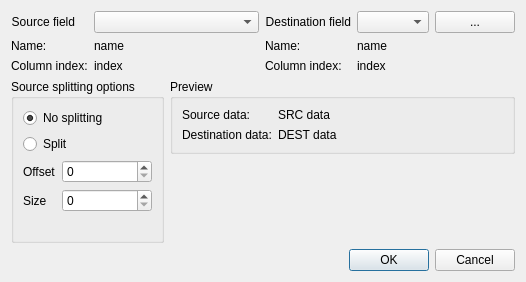
First picture: the form in src/mdtutilsgui/mdtFieldMapItemDialog.ui, repository scandyna/multidiagtools, before the edit.
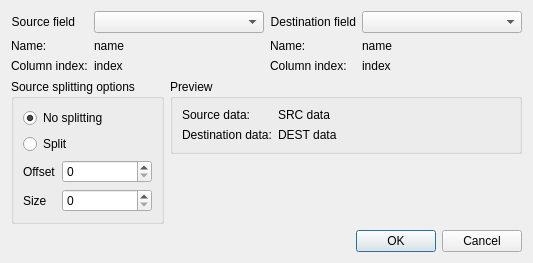
Second picture: the form after the edit.

Commit message: Working on field map

```diff
--- a/src/mdtutilsgui/mdtFieldMapItemDialog.ui
+++ b/src/mdtutilsgui/mdtFieldMapItemDialog.ui
@@ -6,8 +6,8 @@
    <rect>
     <x>0</x>
     <y>0</y>
-    <width>526</width>
-    <height>282</height>
+    <width>533</width>
+    <height>261</height>
    </rect>
   </property>
   <property name="windowTitle">
@@ -15,7 +15,7 @@
   </property>
   <layout class="QVBoxLayout" name="verticalLayout_3">
    <item>
-    <layout class="QHBoxLayout" name="horizontalLayout_3">
+    <layout class="QHBoxLayout" name="horizontalLayout">
      <item>
       <layout class="QFormLayout" name="formLayout_3">
        <item row="0" column="0">
@@ -74,18 +74,7 @@
         </widget>
        </item>
        <item row="0" column="1">
-        <layout class="QHBoxLayout" name="horizontalLayout">
-         <item>
-          <widget class="QComboBox" name="cbDestinationField"/>
-         </item>
-         <item>
-          <widget class="QPushButton" name="pbEditDestinationFieldList">
-           <property name="text">
-            <string>...</string>
-           </property>
-          </widget>
-         </item>
-        </layout>
+        <widget class="QComboBox" name="cbDestinationField"/>
        </item>
        <item row="1" column="0">
         <widget class="QLabel" name="lbDestinationFieldNameLabel">
```
The commit also changes 12 other files.
